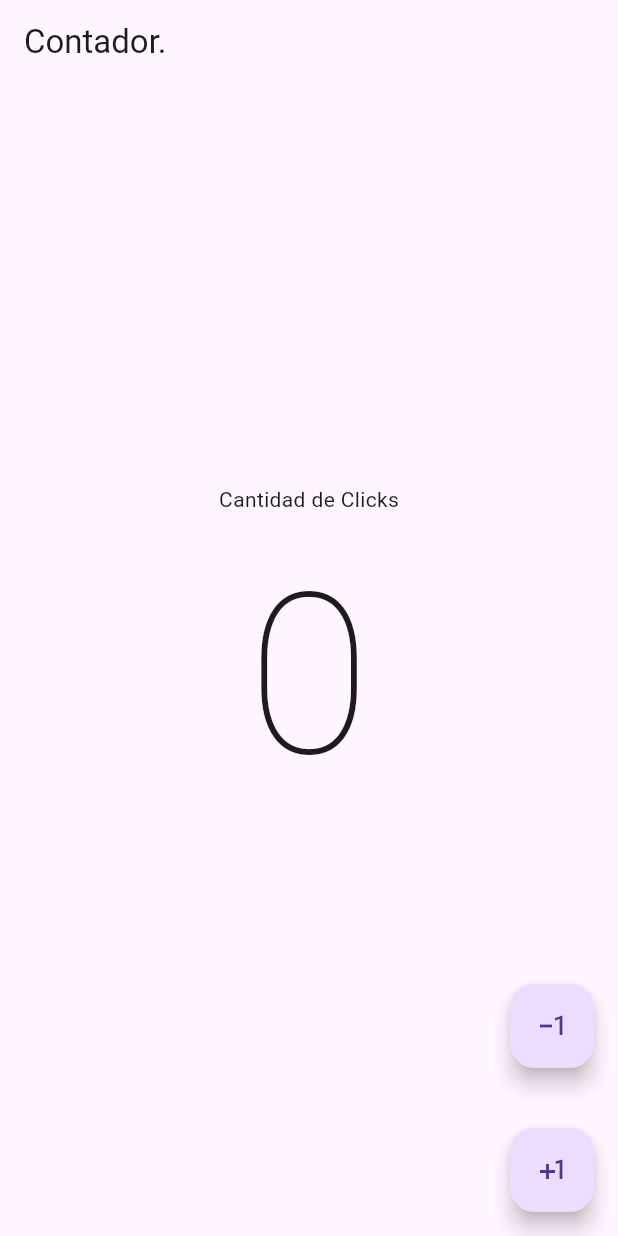
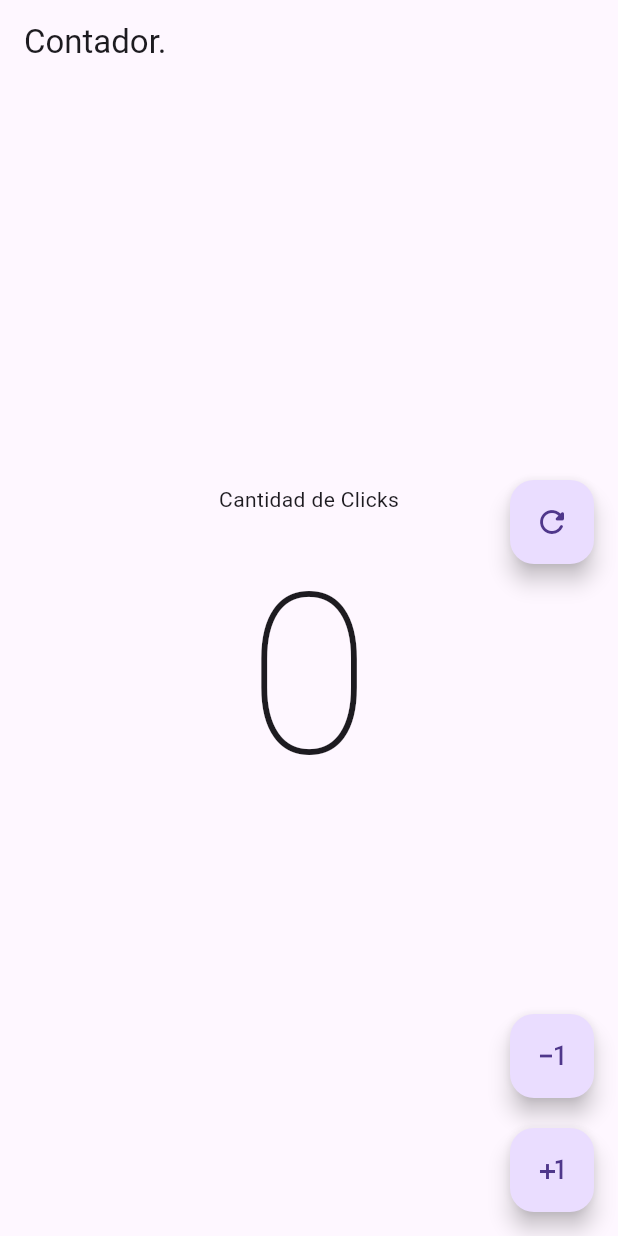
Before and after one commit to meicalix05/Multiplataforma, a Flutter app: the screen it shows after launch, on a phone screen of 412 x 824 dp. Run offline on Flutter 3.47's test engine with Material 3 defaults, Android fonts, the phone set to English and light mode, and no system bars.

Commit message:
Se añadio el boton de reinicio

```diff
--- a/lib/pantallas/contador.dart
+++ b/lib/pantallas/contador.dart
@@ -31,7 +31,14 @@ class _contadorState extends State<contador> {
       floatingActionButton: Column(
         mainAxisAlignment: MainAxisAlignment.end,
         children: [
-
+          FloatingActionButton(
+            onPressed: () {
+              clickcontador = 0;
+              setState(() {});
+            },
+            child: Icon(Icons.refresh_rounded),
+          ),
+          SizedBox(height: 300),
           FloatingActionButton(
             onPressed: () {
               if (clickcontador == 0) return;
@@ -40,7 +47,7 @@ class _contadorState extends State<contador> {
             },
             child: Icon(Icons.exposure_minus_1),
           ),
-          SizedBox(height: 40,),
+          SizedBox(height: 20,),
           FloatingActionButton(
             onPressed: () {
               clickcontador++;
```
